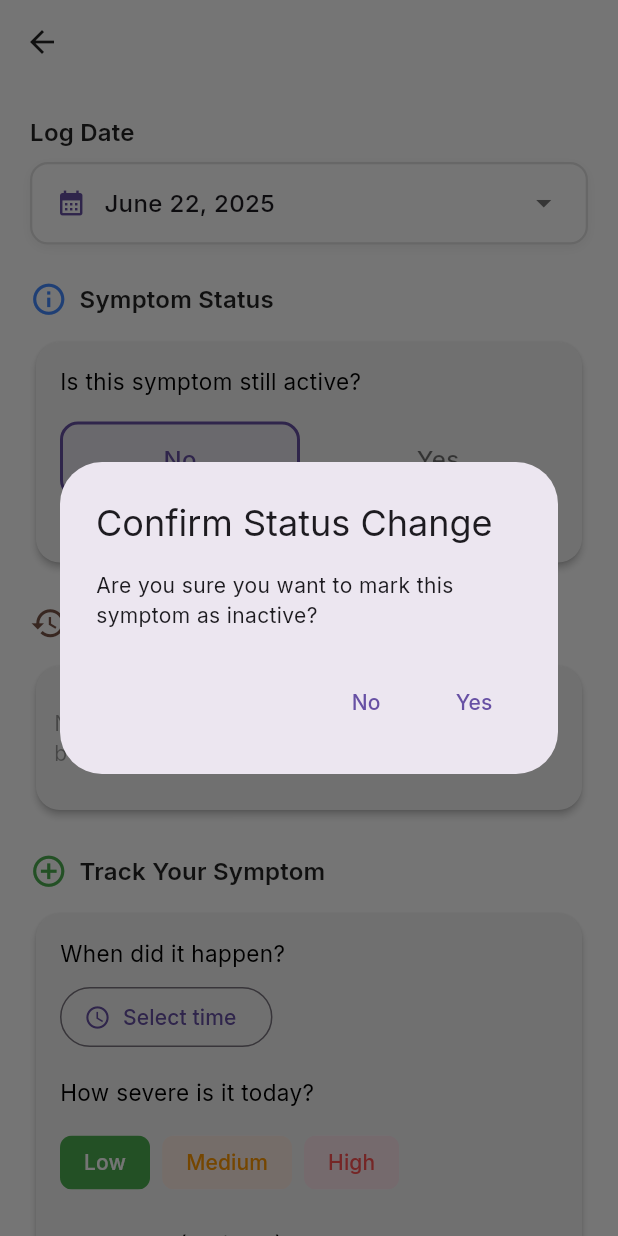
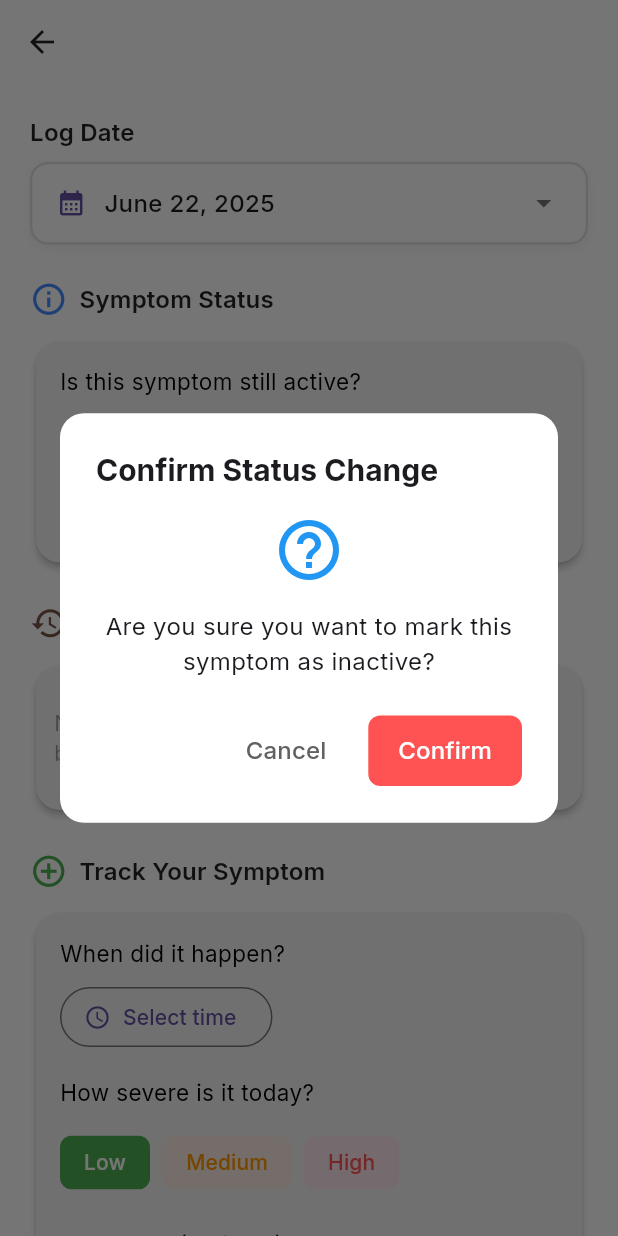
Before and after one commit to MuhdArshadd/HeartCare, a Flutter app: the SymptomDetailPage screen opened directly with empty values, after a tap on "No", on a phone screen of 412 x 824 dp. Run offline on Flutter 3.47's test engine with Material 3 defaults, Android fonts, the phone set to English and light mode, and no system bars; our stand-ins replace file_picker, fl_chart, flutter_dotenv, flutter_local_notifications, flutter_timezone, shared_preferences and 1 more; missing offline and left inert: mailer, postgres, tflite_flutter; accounts and stored records are empty.

Commit message:
- last update

```diff
--- a/lib/controller/notification_service.dart
+++ b/lib/controller/notification_service.dart
@@ -82,13 +82,14 @@ class NotificationService {
     required String body,
     required int hour,
     required int minute,
+    required int second,
     required String payload
   }) async {
     // Get the current date/time in device's local timezone
     final now = tz.TZDateTime.now(tz.local);
 
     // Create a date/time for today at the specified hour/min
-    var scheduledDate = tz.TZDateTime(tz.local, now.year, now.month, now.day, hour, minute);
+    var scheduledDate = tz.TZDateTime(tz.local, now.year, now.month, now.day, hour, minute, second);
 
     // Schedule the notification
     await notificationsPlugin.zonedSchedule(
--- a/lib/controller/symptom_controller.dart
+++ b/lib/controller/symptom_controller.dart
@@ -42,7 +42,7 @@ class SymptomController {
           """
           SELECT symptom_id
           FROM USER_SYMPTOM
-          WHERE user_id = @userId AND bool_symptom_active = true
+          WHERE user_id = @userId
           """,
           substitutionValues: {
             'userId': userId,
--- a/lib/view/symptom_details_screen.dart
+++ b/lib/view/symptom_details_screen.dart
@@ -365,16 +365,62 @@ class _SymptomDetailPageState extends State<SymptomDetailPage> {
     final confirmed = await showDialog<bool>(
       context: context,
       builder: (context) => AlertDialog(
-        title: const Text('Confirm Status Change'),
-        content: Text('Are you sure you want to mark this symptom as ${newStatus ? 'active' : 'inactive'}?'),
+        backgroundColor: Colors.white,
+        shape: RoundedRectangleBorder(
+          borderRadius: BorderRadius.circular(16.0),
+        ),
+        elevation: 4,
+        title: const Text(
+          'Confirm Status Change',
+          style: TextStyle(
+            fontWeight: FontWeight.bold,
+            fontSize: 20,
+          ),
+        ),
+        content: Column(
+          mainAxisSize: MainAxisSize.min,
+          children: [
+            const Icon(
+              Icons.help_outline,
+              size: 48,
+              color: Colors.blue,
+            ),
+            const SizedBox(height: 16),
+            Text(
+              'Are you sure you want to mark this symptom as ${newStatus ? 'active' : 'inactive'}?',
+              textAlign: TextAlign.center,
+              style: const TextStyle(
+                fontSize: 16,
+              ),
+            ),
+          ],
+        ),
         actions: [
           TextButton(
             onPressed: () => Navigator.of(context).pop(false),
-            child: const Text('No'),
+            style: TextButton.styleFrom(
+              foregroundColor: Colors.grey[700],
+              padding: const EdgeInsets.symmetric(horizontal: 20, vertical: 12),
+            ),
+            child: const Text(
+              'Cancel',
+              style: TextStyle(fontSize: 16),
+            ),
           ),
           TextButton(
             onPressed: () => Navigator.of(context).pop(true),
-            child: const Text('Yes'),
+            style: TextButton.styleFrom(
+              foregroundColor: Colors.white,
+              backgroundColor: Colors.redAccent,
+              padding: const EdgeInsets.symmetric(horizontal: 20, vertical: 12),
+              shape: RoundedRectangleBorder(
+                borderRadius: BorderRadius.circular(8),
+              ),
+            ),
+            child: const Text(
+              'Confirm',
+              style: TextStyle(fontSize: 16),
+            ),
           ),
         ],
       ),
```
Also changed, not shown: lib/view/homepage_screen.dart (+5 -2 lines), lib/view/treatment_screen.dart (+8 -1 lines), 1 other file.
